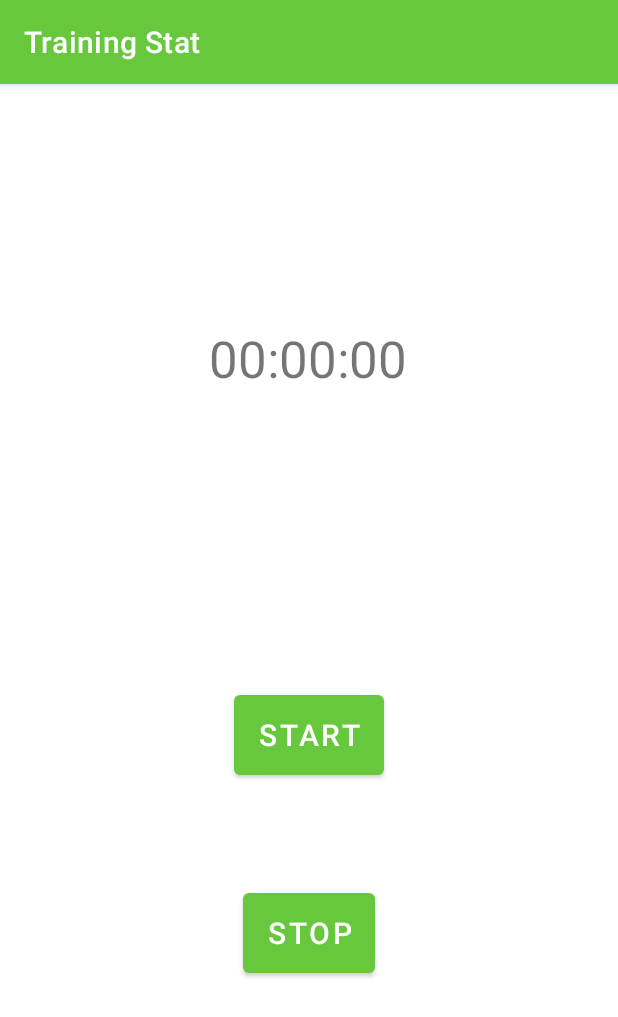
After one commit to CarmeloAparo/TrainingStat, an Android app: the SessionActivity screen opened directly, with no data from a screen before it, on a phone screen of 412 x 824 dp. The commit adds this screen. Shown: the top 1017 px of the screen. Run offline under Robolectric (Android 15) with nearby library versions, the phone set to English and light mode, and no system bars.

Commit message:
[WIP] Session Activity

```diff
--- a/TrainingStat/app/src/main/AndroidManifest.xml
+++ b/TrainingStat/app/src/main/AndroidManifest.xml
@@ -9,7 +9,8 @@
         android:roundIcon="@mipmap/ic_launcher_round"
         android:supportsRtl="true"
         android:theme="@style/Theme.TrainingStat">
-        <activity android:name=".MenuActivity"></activity>
+        <activity android:name=".SessionActivity"></activity>
+        <activity android:name=".MenuActivity" />
         <activity android:name=".MainActivity">
             <intent-filter>
                 <action android:name="android.intent.action.MAIN" />
--- a/TrainingStat/app/src/main/java/it/unipi/dii/trainingstat/MainActivity.java
+++ b/TrainingStat/app/src/main/java/it/unipi/dii/trainingstat/MainActivity.java
@@ -12,8 +12,6 @@ import android.widget.EditText;
 
 public class MainActivity extends AppCompatActivity implements View.OnClickListener {
 
-
-
     @Override
     protected void onCreate(Bundle savedInstanceState) {
         super.onCreate(savedInstanceState);
@@ -21,7 +19,6 @@ public class MainActivity extends AppCompatActivity implements View.OnClickListe
 
         // retrieve all relevant references of the initial activity
         Button ConfirmButton = findViewById(R.id.ConfirmButton);
-
 
         ConfirmButton.setOnClickListener(this);
 
--- /dev/null
+++ b/TrainingStat/app/src/main/java/it/unipi/dii/trainingstat/SessionActivity.java
@@ -0,0 +1,103 @@
+package it.unipi.dii.trainingstat;
+
+import android.content.Intent;
+import android.os.Bundle;
+import android.util.Log;
+import android.view.View;
+import android.widget.Button;
+import android.widget.TextView;
+
+import androidx.appcompat.app.AppCompatActivity;
+
+import java.text.DateFormat;
+import java.text.SimpleDateFormat;
+import java.util.Calendar;
+import java.util.Date;
+import java.util.Locale;
+
+public class SessionActivity extends AppCompatActivity {
+
+    Date startTime;
+    TextView TimerTV;
+    boolean paused;
+
+
+    @Override
+    protected void onCreate(Bundle savedInstanceState) {
+        super.onCreate(savedInstanceState);
+        setContentView(R.layout.activity_session);
+
+        Intent i = getIntent();
+        String Username = i.getStringExtra("sessionId");
+        TextView UsernameTextView = (TextView) findViewById(R.id.SessionId);
+        UsernameTextView.setText(Username);
+
+
+        TimerTV = findViewById(R.id.textViewTimer);
+        TimerTV.setText("00:00:00");
+
+        startTime = null;
+        paused = true;
+
+    }
+
+    // calls the right handler method depending on the state of the button
+    public void startPauseButtonClicked(View view){
+        Button b = (Button)view;
+        if(paused) startButtonClicked(b);
+        else pauseButtonClicked(b);
+        paused = !paused;
+    }
+
+
+    private void startButtonClicked(Button b) {
+        if(startTime == null){
+            startTime = Calendar.getInstance().getTime();
+        }
+
+        Log.i("START", startTime.toString());
+
+        b.setText(R.string.pause_button_text);
+
+        //TODO fare partire il timer, inviare i dati al db
+
+
+
+    }
+
+
+    private void pauseButtonClicked(Button b){
+
+        Log.i("PAUSE", startTime.toString());
+        b.setText(R.string.start_button_text);
+        Date now = Calendar.getInstance().getTime();
+
+        long diff_millis = now.getTime() - startTime.getTime();
+        Date diff = new Date(diff_millis);
+
+        Log.i("DEBUG", diff.toString());
+
+        SimpleDateFormat df = new SimpleDateFormat("HH:mm:ss");
+
+        TimerTV.setText(df.format(diff));
+
+        // TODO fermare il timer
+
+    }
+
+
+    public void stopButtonClicked(View view) {
+
+        /*
+        TODO bloccare il timer,
+          chiudere la sessione,
+          chiudere l'attività corrente,
+           passare all'attività di visualizzazione delle statistiche
+        */
+
+
+
+    }
+
+
+}
--- a/TrainingStat/app/src/main/res/layout/activity_menu.xml
+++ b/TrainingStat/app/src/main/res/layout/activity_menu.xml
@@ -42,5 +42,6 @@
         app:layout_constraintBottom_toTopOf="@+id/textViewLastSessions"
         app:layout_constraintEnd_toEndOf="parent"
         app:layout_constraintHorizontal_bias="0.495"
-        app:layout_constraintStart_toStartOf="parent" />
+        app:layout_constraintStart_toStartOf="parent"
+        android:onClick="StartSessionButtonClicked"/>
 </androidx.constraintlayout.widget.ConstraintLayout>
--- /dev/null
+++ b/TrainingStat/app/src/main/res/layout/activity_session.xml
@@ -0,0 +1,59 @@
+<?xml version="1.0" encoding="utf-8"?>
+<androidx.constraintlayout.widget.ConstraintLayout xmlns:android="http://schemas.android.com/apk/res/android"
+    xmlns:app="http://schemas.android.com/apk/res-auto"
+    xmlns:tools="http://schemas.android.com/tools"
+    android:layout_width="match_parent"
+    android:layout_height="match_parent"
+    tools:context=".SessionActivity">
+
+    <TextView
+        android:id="@+id/SessionId"
+        android:layout_width="wrap_content"
+        android:layout_height="wrap_content"
+        android:textSize="24sp"
+        android:textStyle="bold"
+        app:layout_constraintBottom_toBottomOf="parent"
+        app:layout_constraintEnd_toEndOf="parent"
+        app:layout_constraintHorizontal_bias="0.138"
+        app:layout_constraintStart_toStartOf="parent"
+        app:layout_constraintTop_toTopOf="parent"
+        app:layout_constraintVertical_bias="0.075" />
+
+    <TextView
+        android:id="@+id/textViewTimer"
+        android:layout_width="wrap_content"
+        android:layout_height="wrap_content"
+        android:textSize="34sp"
+        app:layout_constraintBottom_toBottomOf="parent"
+        app:layout_constraintEnd_toEndOf="parent"
+        app:layout_constraintHorizontal_bias="0.498"
+        app:layout_constraintStart_toStartOf="parent"
+        app:layout_constraintTop_toTopOf="parent"
+        app:layout_constraintVertical_bias="0.221" />
+
+    <Button
+        android:id="@+id/StartButton"
+        android:layout_width="wrap_content"
+        android:layout_height="65dp"
+        android:layout_marginTop="196dp"
+        android:text="@string/start_button_text"
+        android:textSize="20sp"
+        app:layout_constraintEnd_toEndOf="parent"
+        app:layout_constraintHorizontal_bias="0.501"
+        app:layout_constraintStart_toStartOf="parent"
+        app:layout_constraintTop_toBottomOf="@+id/textViewTimer"
+        android:onClick="startPauseButtonClicked"/>
+
+    <Button
+        android:id="@+id/StopButton"
+        android:layout_width="wrap_content"
+        android:layout_height="65dp"
+        android:text="@string/stop_button_text"
+        android:textSize="20sp"
+        app:layout_constraintBottom_toBottomOf="parent"
+        app:layout_constraintEnd_toEndOf="parent"
+        app:layout_constraintStart_toStartOf="parent"
+        app:layout_constraintTop_toBottomOf="@+id/StartButton"
+        app:layout_constraintVertical_bias="0.283"
+        android:onClick="stopButtonClicked"/>
+</androidx.constraintlayout.widget.ConstraintLayout>
--- a/TrainingStat/app/src/main/res/values/strings.xml
+++ b/TrainingStat/app/src/main/res/values/strings.xml
@@ -5,5 +5,8 @@
     <string name="insert_username_message">Please insert your username</string>
     <string name="text_view_last_sessions">Last Sessions</string>
     <string name="start_session_button_text">START SESSION</string>
+    <string name="start_button_text">START</string>
+    <string name="stop_button_text">STOP</string>
+    <string name="pause_button_text">PAUSE</string>
 
 </resources>
```
Also changed, not shown: TrainingStat/app/src/main/java/it/unipi/dii/trainingstat/MenuActivity.java (+16 -1 lines).
